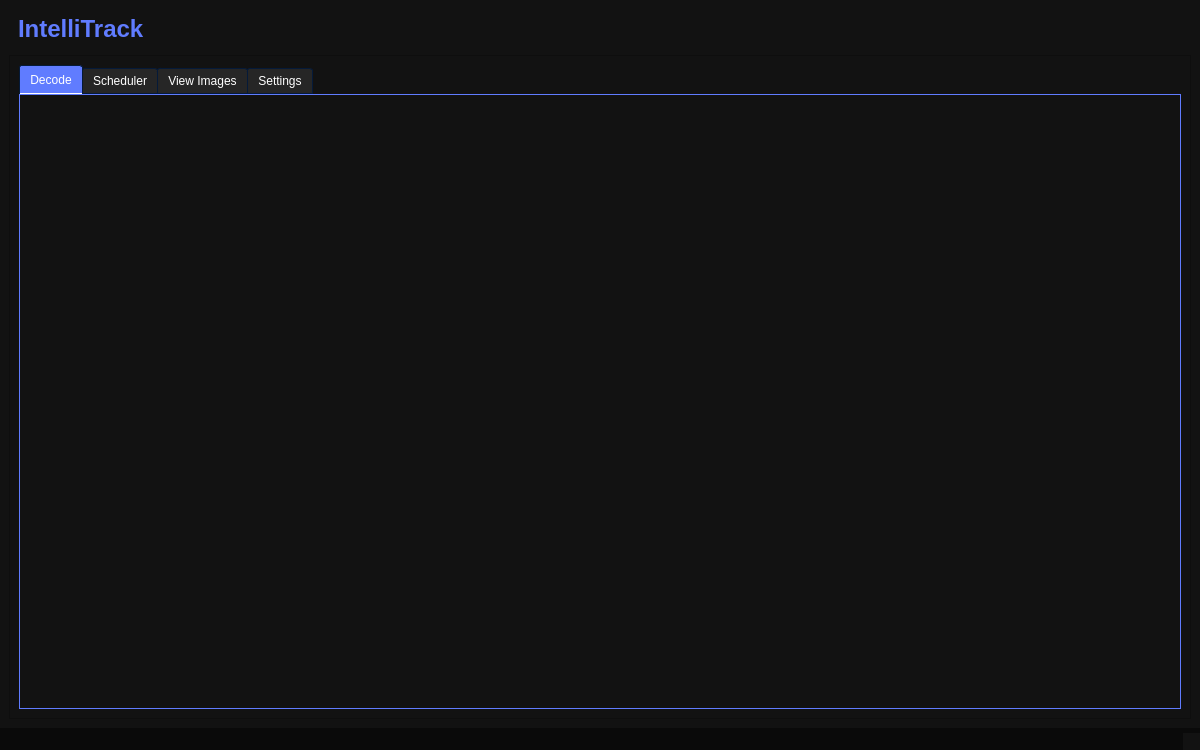
The window that Senior-Design/mainwindow.ui (JamesOstrowski21/Senior_Design-) describes before a commit, drawn with Qt 5.
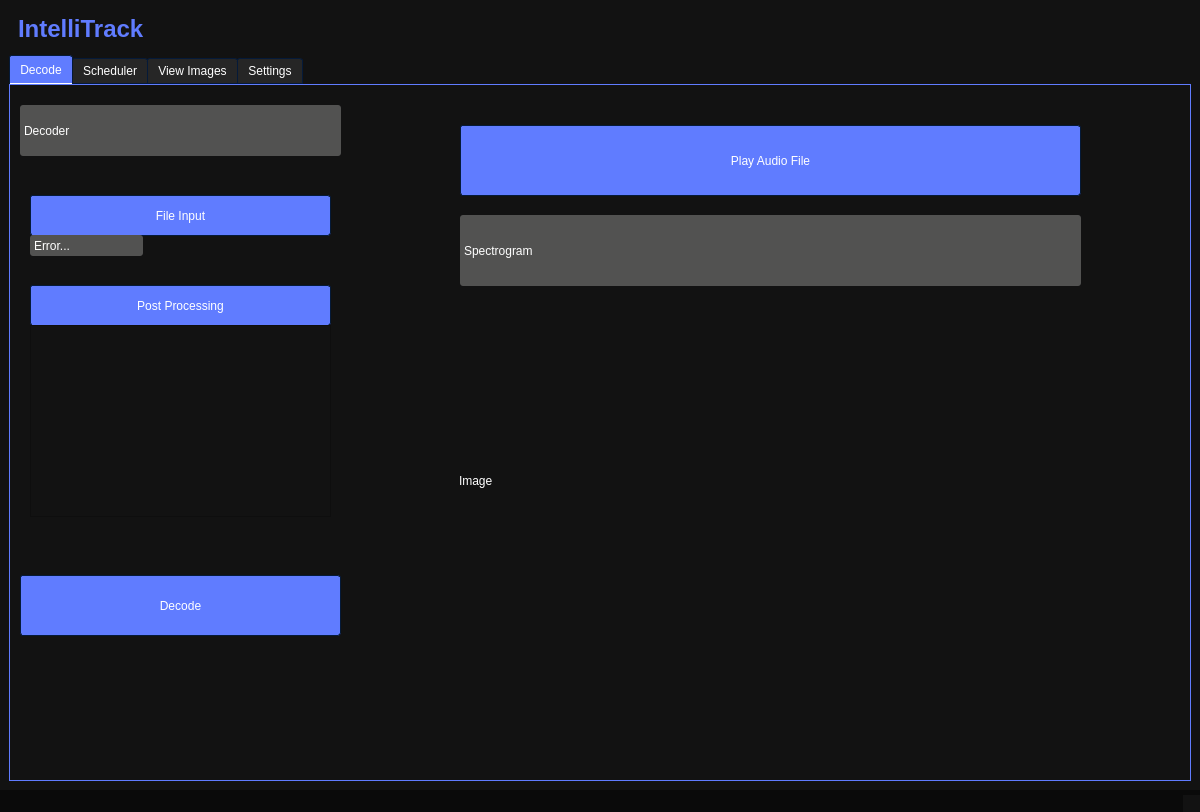
The same window after the commit. The open tabs and pages were chosen to show the change. Icons and pictures are not drawn.

Commit message: Decoder page outline

Patch:
```diff
--- a/Senior-Design/mainwindow.ui
+++ b/Senior-Design/mainwindow.ui
@@ -7,7 +7,7 @@
     <x>0</x>
     <y>0</y>
     <width>1200</width>
-    <height>750</height>
+    <height>812</height>
    </rect>
   </property>
   <property name="minimumSize">
@@ -1218,23 +1218,6 @@
      </widget>
     </item>
     <item>
-     <layout class="QVBoxLayout" name="verticalLayout">
-      <item>
-       <widget class="QFrame" name="application_header">
-        <property name="minimumSize">
-         <size>
-          <width>800</width>
-          <height>60</height>
-         </size>
-        </property>
-        <property name="frameShape">
-         <enum>QFrame::StyledPanel</enum>
-        </property>
-        <property name="frameShadow">
-         <enum>QFrame::Raised</enum>
-        </property>
-        <layout class="QHBoxLayout" name="horizontalLayout_2">
-         <item>
           <widget class="QTabWidget" name="tabWidget">
            <property name="enabled">
             <bool>true</bool>
@@ -1252,6 +1235,120 @@
             <attribute name="title">
              <string>Decode</string>
             </attribute>
+       <widget class="QPushButton" name="pushButton">
+        <property name="geometry">
+         <rect>
+          <x>20</x>
+          <y>110</y>
+          <width>301</width>
+          <height>41</height>
+         </rect>
+        </property>
+        <property name="text">
+         <string>File Input</string>
+        </property>
+       </widget>
+       <widget class="QLineEdit" name="lineEdit">
+        <property name="geometry">
+         <rect>
+          <x>20</x>
+          <y>150</y>
+          <width>113</width>
+          <height>21</height>
+         </rect>
+        </property>
+        <property name="text">
+         <string>Error...</string>
+        </property>
+       </widget>
+       <widget class="QPushButton" name="pushButton_3">
+        <property name="geometry">
+         <rect>
+          <x>20</x>
+          <y>200</y>
+          <width>301</width>
+          <height>41</height>
+         </rect>
+        </property>
+        <property name="text">
+         <string>Post Processing</string>
+        </property>
+       </widget>
+       <widget class="QListView" name="listView">
+        <property name="geometry">
+         <rect>
+          <x>20</x>
+          <y>240</y>
+          <width>301</width>
+          <height>192</height>
+         </rect>
+        </property>
+       </widget>
+       <widget class="QLineEdit" name="lineEdit_2">
+        <property name="geometry">
+         <rect>
+          <x>10</x>
+          <y>20</y>
+          <width>321</width>
+          <height>51</height>
+         </rect>
+        </property>
+        <property name="text">
+         <string>Decoder</string>
+        </property>
+       </widget>
+       <widget class="QPushButton" name="pushButton_4">
+        <property name="geometry">
+         <rect>
+          <x>450</x>
+          <y>40</y>
+          <width>621</width>
+          <height>71</height>
+         </rect>
+        </property>
+        <property name="text">
+         <string>Play Audio File</string>
+        </property>
+       </widget>
+       <widget class="QLineEdit" name="lineEdit_3">
+        <property name="geometry">
+         <rect>
+          <x>450</x>
+          <y>130</y>
+          <width>621</width>
+          <height>71</height>
+         </rect>
+        </property>
+        <property name="text">
+         <string>Spectrogram</string>
+        </property>
+       </widget>
+       <widget class="QLabel" name="label">
+        <property name="geometry">
+         <rect>
+          <x>449</x>
+          <y>225</y>
+          <width>621</width>
+          <height>341</height>
+         </rect>
+        </property>
+        <property name="text">
+         <string>Image</string>
+        </property>
+       </widget>
+       <widget class="QPushButton" name="pushButton_2">
+        <property name="geometry">
+         <rect>
+          <x>10</x>
+          <y>490</y>
+          <width>321</width>
+          <height>61</height>
+         </rect>
+        </property>
+        <property name="text">
+         <string>Decode</string>
+        </property>
+       </widget>
            </widget>
            <widget class="QWidget" name="location_page">
             <attribute name="title">
@@ -1270,10 +1367,8 @@
            </widget>
           </widget>
          </item>
-        </layout>
-       </widget>
-      </item>
-     </layout>
+    <item>
+     <layout class="QVBoxLayout" name="verticalLayout"/>
     </item>
    </layout>
   </widget>
```
Left out of the diff: 2 changed lines with no effect on the pictures. Lines whose indentation alone changed are shown as unchanged.
